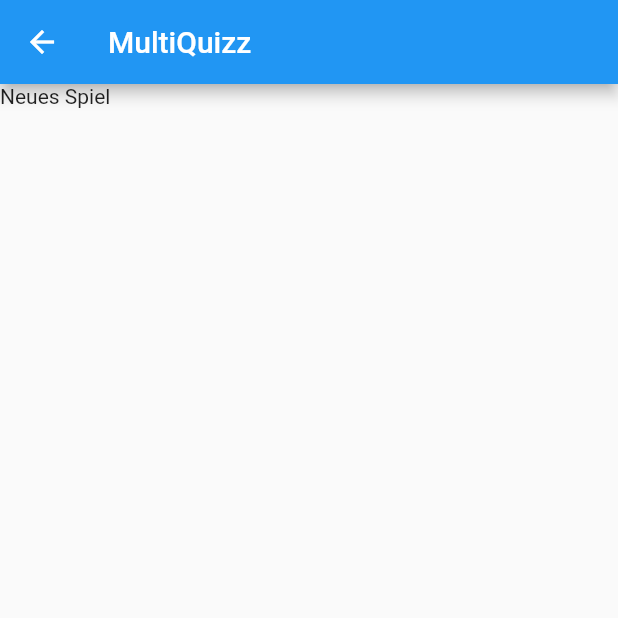
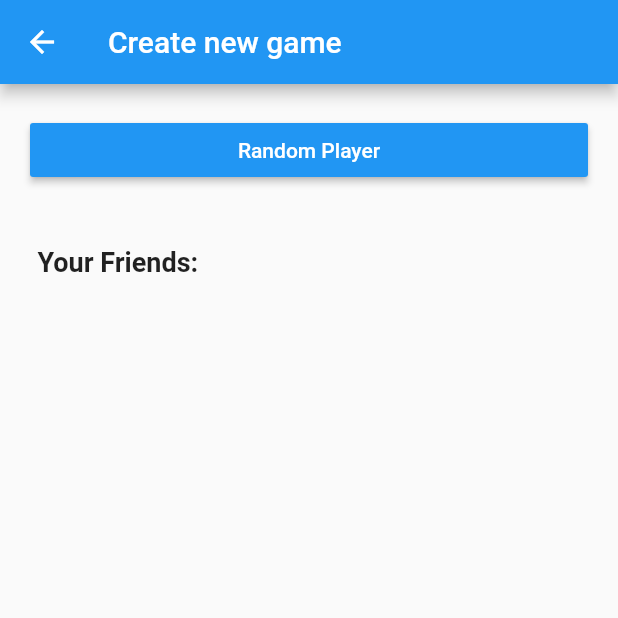
Before and after one commit to NoConnection12367/MultiQuizz, a Flutter app: the StartNewGamePage screen opened directly, on a phone screen of 412 x 824 dp, the top half of it. Run offline on Flutter 3.47's test engine with Material 2 defaults, Android fonts, the phone set to English and light mode, and no system bars; our stand-ins replace firebase_database, percent_indicator; accounts and stored records are empty.

Commit message:
Added startNewGamePage and get user logic

```diff
--- a/multiquizz/lib/classes/user.dart
+++ b/multiquizz/lib/classes/user.dart
@@ -17,9 +17,16 @@ class User {
 
     User.fromSnapshot(DataSnapshot snapshot) {
         this.id = int.parse(snapshot.key);
-        this.name = snapshot.value["Name"];
+        this.name = snapshot.value["Username"];
         this.pwHash = snapshot.value["PwHash"];
         this.score = snapshot.value["Score"];
+    }
+
+    User.fromMap(Map<dynamic, dynamic> map) {
+        this.id = map["ID"];
+        this.name = map["Username"];
+        this.pwHash = map["PwHash"];
+        this.score = map["Score"];
     }
 
     static Future<User> getUser(int id) async {
@@ -31,4 +38,22 @@ class User {
         return new User.fromSnapshot(snapshot);
     }
 
+    static Future<List<User>> getAllUsers() async {
+
+        DatabaseReference userRef = FirebaseDatabase.instance.reference().child('User');
+
+        DataSnapshot snapshot = await userRef.reference().once();
+
+        List<dynamic> users = snapshot.value;
+        List<User> userList = new List<User>();
+
+        for (var u in users) {
+            if (u != null) {
+                userList.add(new User.fromMap(u));
+            }
+        }
+
+        return userList;
+    }
+
 }
--- a/multiquizz/lib/pages/startNewGamePage.dart
+++ b/multiquizz/lib/pages/startNewGamePage.dart
@@ -1,17 +1,115 @@
 import 'package:flutter/material.dart';
+import 'package:multiquizz/classes/user.dart';
 
-class StartNewGamePage extends StatelessWidget {
+
+class StartNewGamePage extends StatefulWidget {
+  StartNewGamePage({Key key, this.title}) : super(key: key);
+
+  final String title;
+
+  @override
+  _StartNewGamePage createState() => _StartNewGamePage();
+}
+
+class _StartNewGamePage extends State<StartNewGamePage> {
+
+    List<User> _friendsList = new List<User>();
+
     @override
     Widget build(BuildContext context) {
+
+        refreshFriendsList();
+
         return new Scaffold(
             appBar: new AppBar(
-              title: new Text('MultiQuizz'),
+              title: new Text('Create new game'),
             ),
-            body: Container(
-              child: Text("Neues Spiel"),
+            body: Column(
+                crossAxisAlignment: CrossAxisAlignment.start,
+                children: [
+                    Container(
+                        padding: const EdgeInsets.all(20.0),
+                        child: new ButtonTheme(
+                            padding: const EdgeInsets.all(30.0),
+                            minWidth: double.infinity,
+                            child: RaisedButton(
+                                padding: const EdgeInsets.all(8.0),
+                                textColor: Colors.white,
+                                color: Colors.blue,
+                                onPressed: initNewRandomGame,
+                                child: new Text("Random Player"),
+                            ),
+                        ),
+                    ),
+                    Container(
+                        padding: const EdgeInsets.fromLTRB(25.0, 20.0, 20.0, 5.0),
+                        child: new Text(
+                            "Your Friends:",
+                            style: TextStyle(
+                                fontWeight: FontWeight.bold,
+                                fontSize: 18
+                            ),),
+                    ),
+                    Expanded(
+                        child: Container(
+                            padding: const EdgeInsets.fromLTRB(20.0, 0, 20.0, 0),
+                            child: genFriendsList(),
+                            ),
+                        )
+                ]
             ),
 
         );
     }
-    // QuestionPage(GameID)
+
+    Widget genFriendsList() {
+
+        return new ListView.builder(
+            itemCount: _friendsList.length,
+            itemBuilder: (BuildContext cntx, int index) {
+
+                return new Container (
+                    decoration: new BoxDecoration (
+                        gradient: LinearGradient(
+                            // Where the linear gradient begins and ends
+                            begin: Alignment.topCenter,
+                            end: Alignment.bottomCenter,
+                            // Add one stop for each color. Stops should increase from 0 to 1
+                            stops: [0.2, 0.8],
+                            colors: [
+                                // Colors are easy thanks to Flutter's Colors class.
+                                Color.fromARGB(255, 240, 240, 240),
+                                Color.fromARGB(255, 220, 220, 220)
+                            ],
+                        ),
+                    ),
+                    child: ListTile(
+                        title: Text(
+                            _friendsList[index].name,
+                            style: TextStyle(
+                                fontSize: 17
+                                ),
+                            ),
+                        onTap: () => initNewGame(),
+                    ),
+                );
+            },
+        );
+    }
+
+    void refreshFriendsList() async {
+        List<User> userNames = await User.getAllUsers();
+
+        setState(() {
+            _friendsList = userNames;
+        });
+    }
+
+    void initNewGame() {
+
+    }
+
+    void initNewRandomGame() {
+
+    }
 }
```
